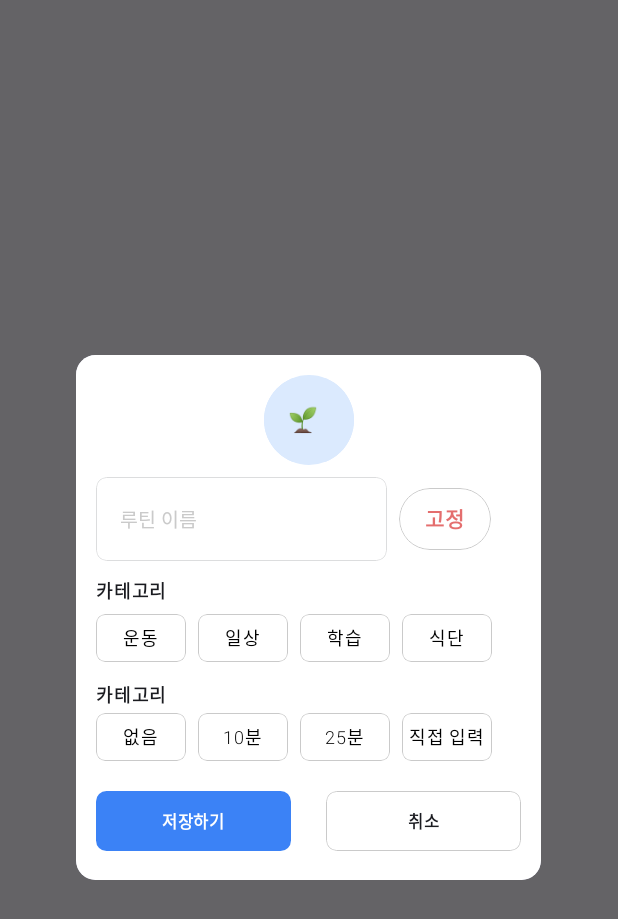
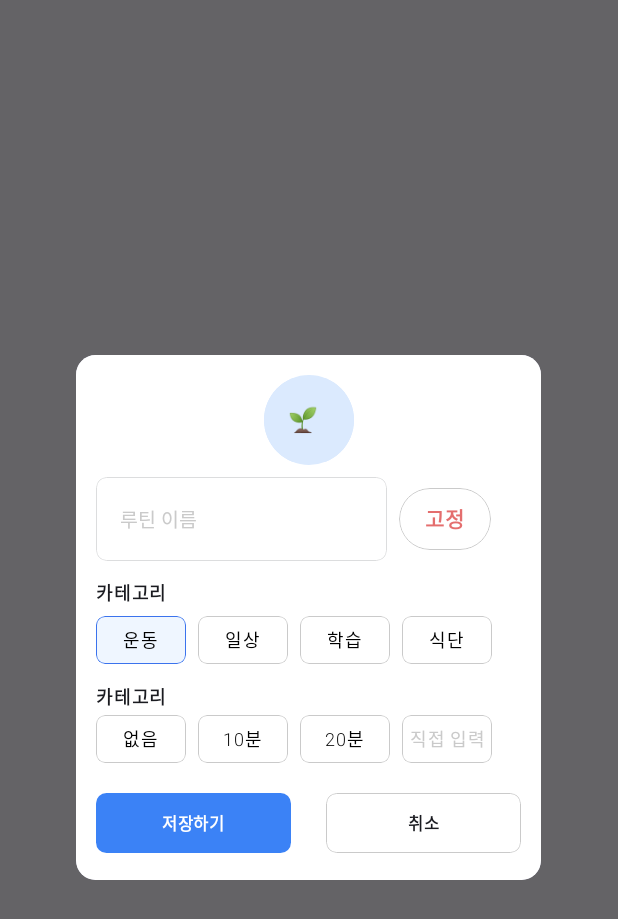
Before and after one commit to hyungyu-02/DopamineMarketAndroid, an Android app built with Jetpack Compose: the composable AddRoutineComponent shown on its own in the app's theme, after a tap on "운동", on a phone screen of 412 x 824 dp. Shown: the top 919 px of the screen. Run offline under Robolectric (Android 15) with nearby library versions, the phone set to English and light mode, and no system bars; Roboto replaces fonts that are not available here; 1 statement that could not run was skipped.

Commit message:
Routine Add 완성

```diff
--- a/app/src/main/java/com/myteam/hackathonapp/presentation/routines/component/AddRoutineComponent.kt
+++ b/app/src/main/java/com/myteam/hackathonapp/presentation/routines/component/AddRoutineComponent.kt
@@ -7,11 +7,14 @@ import androidx.compose.foundation.layout.Arrangement
 import androidx.compose.foundation.layout.Box
 import androidx.compose.foundation.layout.Column
 import androidx.compose.foundation.layout.Row
+import androidx.compose.foundation.layout.defaultMinSize
+import androidx.compose.foundation.layout.fillMaxSize
 import androidx.compose.foundation.layout.fillMaxWidth
 import androidx.compose.foundation.layout.padding
 import androidx.compose.foundation.layout.size
 import androidx.compose.foundation.layout.width
 import androidx.compose.foundation.shape.RoundedCornerShape
+import androidx.compose.foundation.text.BasicTextField
 import androidx.compose.material3.Button
 import androidx.compose.material3.ButtonDefaults
 import androidx.compose.material3.OutlinedTextField
@@ -32,6 +35,7 @@ import androidx.compose.ui.graphics.Color
 import androidx.compose.ui.text.TextStyle
 import androidx.compose.ui.text.font.Font
 import androidx.compose.ui.text.font.FontWeight
+import androidx.compose.ui.text.style.TextAlign
 import androidx.compose.ui.tooling.preview.Preview
 import androidx.compose.ui.unit.dp
 import androidx.compose.ui.unit.sp
@@ -45,13 +49,16 @@ fun AddRoutineComponent(
     onDismiss: () -> Unit
     ) {
     var button_type = "데일리"
+    var time by remember { mutableStateOf("") }
     var routine_name by remember { mutableStateOf("") }
     var emoji by remember { mutableStateOf("") }
+    var selectedCategory by remember { mutableStateOf<String?>(null) }
+    var selectedCategory2 by remember { mutableStateOf<String?>(null) }
     Dialog(onDismissRequest = onDismiss) {
         Surface(
             shape = RoundedCornerShape(13.dp),
             tonalElevation = 8.dp
-        ){
+        ) {
             Box(
                 modifier = Modifier
                     .size(310.dp, 350.dp)
@@ -77,7 +84,7 @@ fun AddRoutineComponent(
                         ) {
                             OutlinedTextField(
                                 value = emoji,
-                                onValueChange = {emoji = it},
+                                onValueChange = { emoji = it },
                                 placeholder = {
                                     Text(
                                         text = "\uD83C\uDF31"
@@ -104,12 +111,16 @@ fun AddRoutineComponent(
                     ) {
                         OutlinedTextField(
                             value = routine_name,
-                            onValueChange = {routine_name = it},
+                            onValueChange = { routine_name = it },
                             modifier = Modifier
                                 .width(194.dp)
                                 .padding(top = 8.dp, bottom = 8.dp)
                                 .clip(RoundedCornerShape(7.dp))
-                                .border(0.5.dp, color = Color(0xFFDCDDDE), shape = RoundedCornerShape(7.dp)),
+                                .border(
+                                    0.5.dp,
+                                    color = Color(0xFFDCDDDE),
+                                    shape = RoundedCornerShape(7.dp)
+                                ),
                             placeholder = {
                                 Text(
                                     text = "루틴 이름",
@@ -131,6 +142,8 @@ fun AddRoutineComponent(
                         AddRoutineButton()
                     }
                     Text(
+                        modifier = Modifier
+                            .padding(top = 1.dp),
                         text = "카테고리",
                         fontSize = 12.sp,
                         fontWeight = FontWeight(600)
@@ -140,11 +153,15 @@ fun AddRoutineComponent(
                             .padding(top = 3.dp),
                         horizontalArrangement = Arrangement.spacedBy(8.dp)
                     ) {
-                        ButtonComponent(buttonText = "운동")
-                        ButtonComponent(buttonText = "일상")
-                        ButtonComponent(buttonText = "학습")
-                        ButtonComponent(buttonText = "식단")
+                        listOf("운동", "일상", "학습", "식단").forEach { category ->
+                            ButtonComponent(
+                                buttonText = category,
+                                isSelected = selectedCategory == category,
+                                onClick = {
+                                    selectedCategory = category
                                 }
+                            )
+                        }}
                         Text(
                             modifier = Modifier
                                 .padding(top = 10.dp),
@@ -155,10 +172,59 @@ fun AddRoutineComponent(
                         Row(
                             horizontalArrangement = Arrangement.spacedBy(8.dp)
                         ) {
-                        ButtonComponent(buttonText = "없음")
-                        ButtonComponent(buttonText = "10분")
-                        ButtonComponent(buttonText = "25분")
-                        ButtonComponent(buttonText = "직접 입력")
+                            listOf("없음", "10분", "20분").forEach { category ->
+                                ButtonComponent(
+                                    buttonText = category,
+                                    isSelected = selectedCategory2 == category,
+                                    onClick = {
+                                        selectedCategory2 = category
+                                    }
+                                )
+                            }
+                            Box(
+                                modifier = Modifier
+                                    .size(60.dp, 32.dp)
+                                    .clickable(
+                                        onClick = {
+
+                                        }
+                                    )
+                                    .clip(RoundedCornerShape(6.dp))
+                                    .border(
+                                        0.5.dp,
+                                        color = Color(0xFFCACACA),
+                                        shape = RoundedCornerShape(6.dp)
+                                    ),
+                                contentAlignment = Alignment.Center
+                            ) {
+                                BasicTextField(
+                                    value = time,
+                                    onValueChange = { time = it },
+                                    singleLine = true,
+                                    modifier = Modifier.fillMaxSize(),
+                                    textStyle = TextStyle(
+                                        fontSize = 12.sp,
+                                        textAlign = TextAlign.Center,
+                                        lineHeight = 32.sp
+                                    ),
+                                    decorationBox = { innerTextField ->
+                                        if (time.isEmpty()) {
+                                            Box(
+                                                modifier = Modifier,
+                                                contentAlignment = Alignment.Center
+                                            ) {
+                                                Text(
+                                                    text = "직접 입력",
+                                                    color = Color(0xFFCACACA),
+                                                    fontSize = 12.sp,
+                                                    textAlign = TextAlign.Center
+                                                )
+                                            }
+                                        }
+                                        innerTextField()
+                                    }
+                                )
+                            }
                         }
                         Row(
                             modifier = Modifier
@@ -178,7 +244,7 @@ fun AddRoutineComponent(
                                         }
                                     ),
                                 contentAlignment = Alignment.Center
-                        ){
+                            ) {
                                 Text(
                                     text = "저장하기",
                                     fontSize = 11.sp,
@@ -191,14 +257,18 @@ fun AddRoutineComponent(
                                     .size(130.dp, 40.dp)
                                     .clip(RoundedCornerShape(7.dp))
                                     .background(color = Color(0xFFFFFFFF))
-                                .border(0.5.dp, color = Color(0xFFCACACA), shape = RoundedCornerShape(7.dp))
+                                    .border(
+                                        0.5.dp,
+                                        color = Color(0xFFCACACA),
+                                        shape = RoundedCornerShape(7.dp)
+                                    )
                                     .clickable(
                                         onClick = {
                                             onDismiss()
                                         }
                                     ),
                                 contentAlignment = Alignment.Center
-                        ){
+                            ) {
                                 Text(
                                     text = "취소",
                                     fontSize = 11.sp,
@@ -211,7 +281,6 @@ fun AddRoutineComponent(
             }
         }
 
-
     }
 
 @Preview(showBackground = true)
--- a/app/src/main/java/com/myteam/hackathonapp/presentation/routines/component/ButtonComponent.kt
+++ b/app/src/main/java/com/myteam/hackathonapp/presentation/routines/component/ButtonComponent.kt
@@ -1,5 +1,6 @@
 package com.myteam.hackathonapp.presentation.routines.component
 
+import androidx.compose.foundation.background
 import androidx.compose.foundation.border
 import androidx.compose.foundation.clickable
 import androidx.compose.foundation.interaction.MutableInteractionSource
@@ -27,27 +28,24 @@ import kotlinx.coroutines.flow.collectLatest
 @Composable
 fun ButtonComponent(
     modifier: Modifier = Modifier,
-    buttonText: String
+    buttonText: String,
+    isSelected: Boolean,
+    onClick: () -> Unit
 ) {
     Box(
-        modifier = Modifier
+        modifier = modifier
             .size(60.dp, 32.dp)
-            .clickable(
-                onClick = {
-
-                }
-            )
             .clip(RoundedCornerShape(6.dp))
-            .border(0.5.dp, color = Color(0xFFCACACA), shape = RoundedCornerShape(6.dp)),
+            .background(if (isSelected) Color(0xFFEFF6FF) else Color(0xFFFFFFFF))
+            .border(0.5.dp, if(isSelected) Color(0xFF3B73ED) else Color(0xFFCACACA), shape = RoundedCornerShape(6.dp))
+            .clickable { onClick() },
         contentAlignment = Alignment.Center
     ) {
         Text(
-            modifier = Modifier
-            ,
-            text =  buttonText,
+            text = buttonText,
             fontSize = 12.sp,
             fontWeight = FontWeight(350),
-            color = Color(0xFF000000),
+            color = Color(0xFF000000)
         )
     }
 }
@@ -55,5 +53,5 @@ fun ButtonComponent(
 @Preview(showBackground = true)
 @Composable
 private fun ButtonComponentPreview(modifier: Modifier = Modifier) {
-    ButtonComponent(buttonText = "hello")
+    ButtonComponent(buttonText = "hello", isSelected = false, onClick = {})
 }
```
Lines whose indentation alone changed are shown as unchanged.
